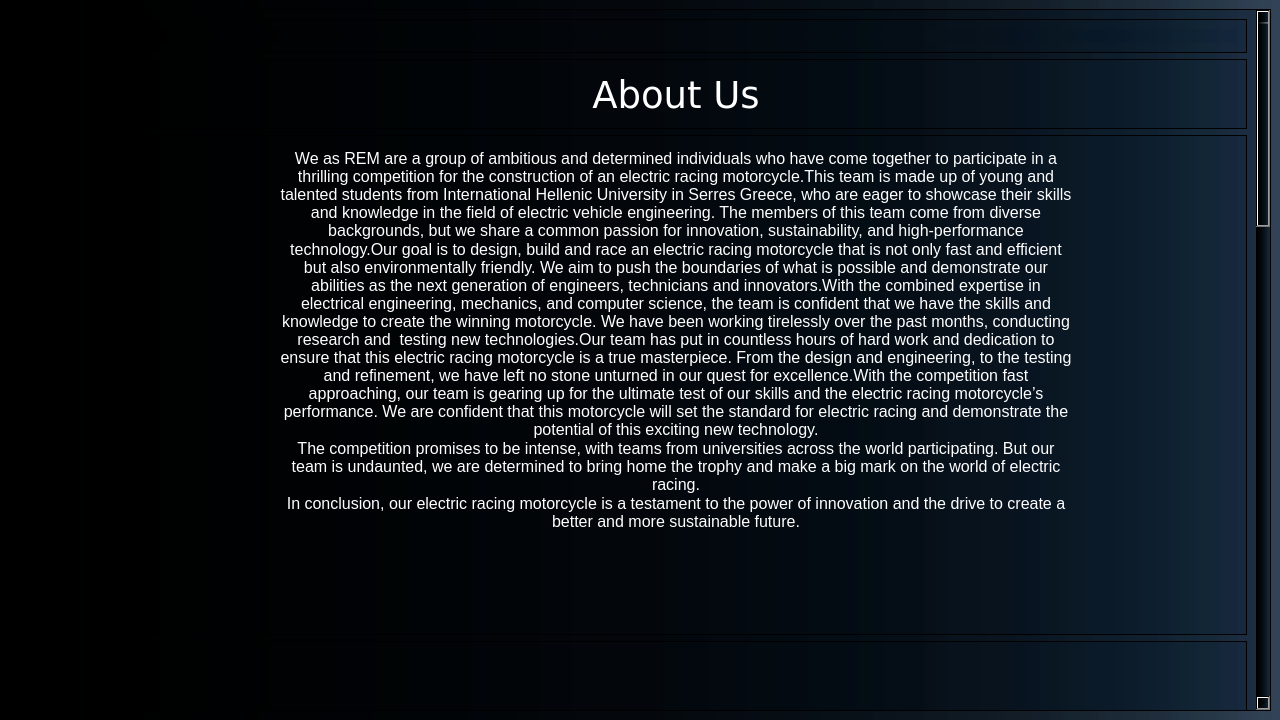
Old version of the form mainwindow.ui in the repository Rem-Ihu/rem-ng-assist.
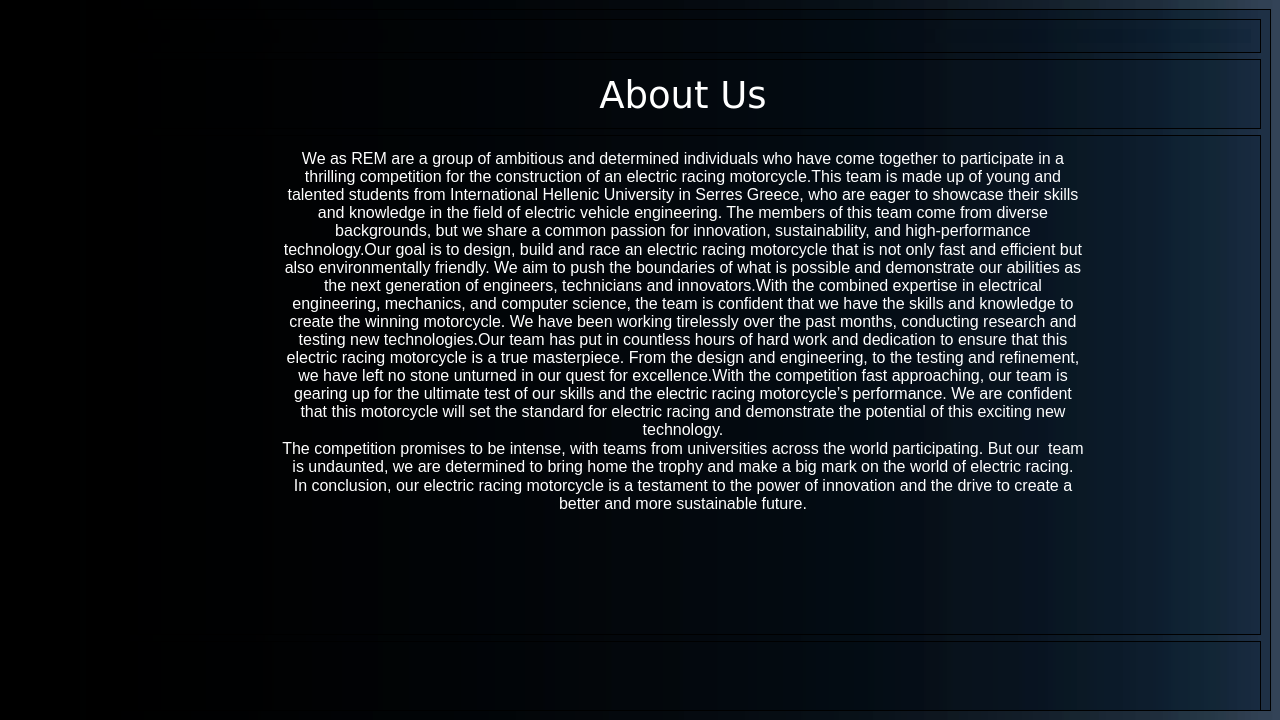
New version of the form. Icons and pictures are not drawn.

Patch:
```diff
--- a/mainwindow.ui
+++ b/mainwindow.ui
@@ -4169,6 +4169,12 @@
        <layout class="QGridLayout" name="gridLayout_18">
         <item row="1" column="1">
          <widget class="QScrollArea" name="scrollArea_3">
+          <property name="verticalScrollBarPolicy">
+           <enum>Qt::ScrollBarAlwaysOff</enum>
+          </property>
+          <property name="horizontalScrollBarPolicy">
+           <enum>Qt::ScrollBarAlwaysOff</enum>
+          </property>
           <property name="widgetResizable">
            <bool>true</bool>
           </property>
@@ -4176,9 +4182,9 @@
            <property name="geometry">
             <rect>
              <x>0</x>
-             <y>-1944</y>
-             <width>1153</width>
-             <height>2623</height>
+             <y>-1720</y>
+             <width>1169</width>
+             <height>2416</height>
             </rect>
            </property>
            <layout class="QGridLayout" name="gridLayout_19">
```
Left out of the diff: 327 changed lines with no effect on the pictures.
